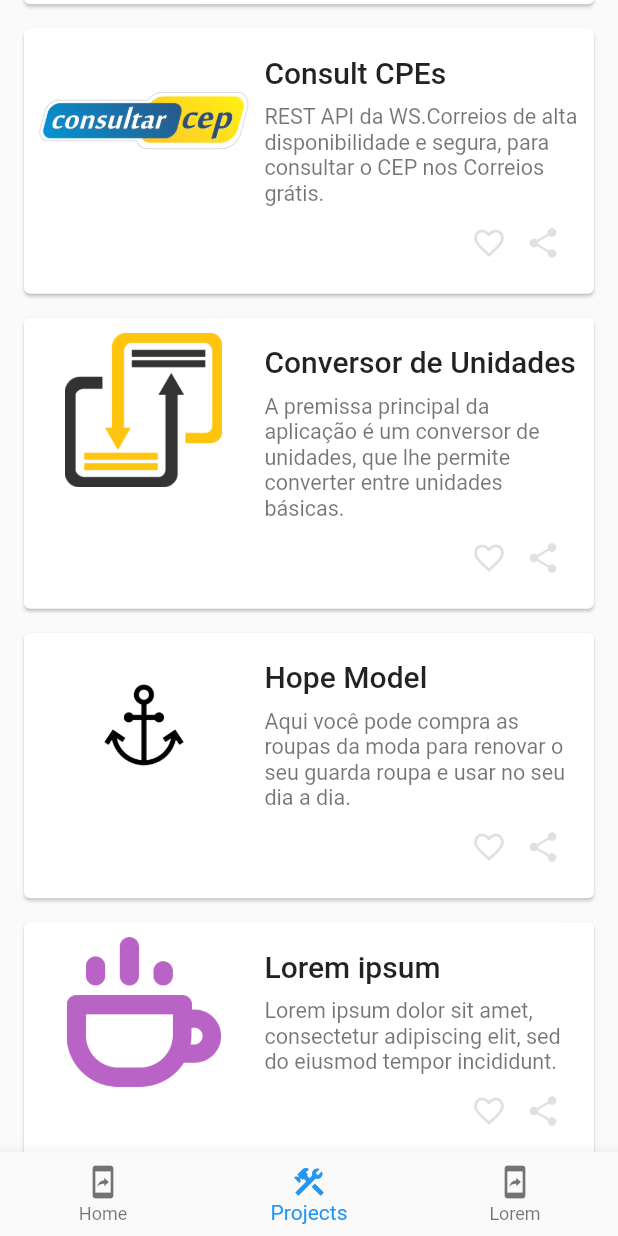
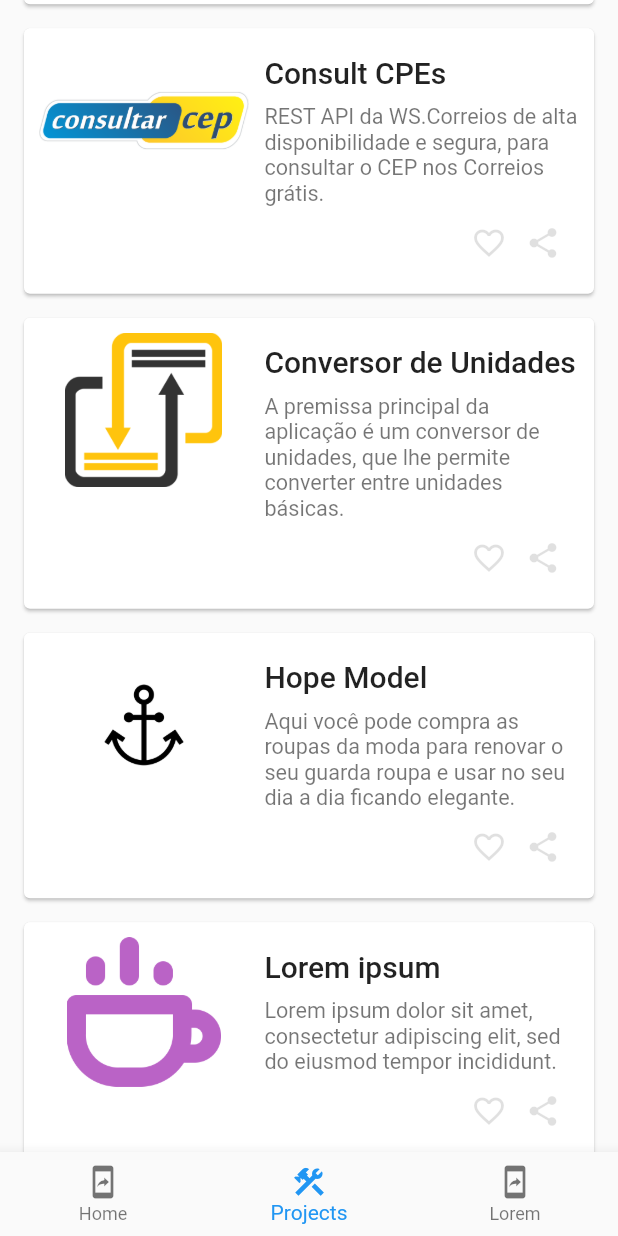
Before and after one commit to italo-santos-dev/profile-demo-flutter, a Flutter app: the screen it shows after launch, item 2 of the bottom bar chosen, scrolled down 576 dp, on a phone screen of 412 x 824 dp. Run offline on Flutter 3.47's test engine with Material 2 defaults, Android fonts, the phone set to English and light mode, and no system bars; our stand-ins replace share.

Commit message:
profile-demo-utils-project-descrition-hope

```diff
--- a/lib/utils/projects.dart
+++ b/lib/utils/projects.dart
@@ -37,7 +37,7 @@ final List<Project> projects = [
       name: 'Hope Model',
       image: AppImages.logohopemodel,
       description:
-          'Aqui você pode compra as roupas da moda para renovar o seu guarda roupa e usar no seu dia a dia.',
+          'Aqui você pode compra as roupas da moda para renovar o seu guarda roupa e usar no seu dia a dia ficando elegante.',
       link:
           'https://github.com/dev-italosantos/website-hopemodel-project'),
   Project(
```
